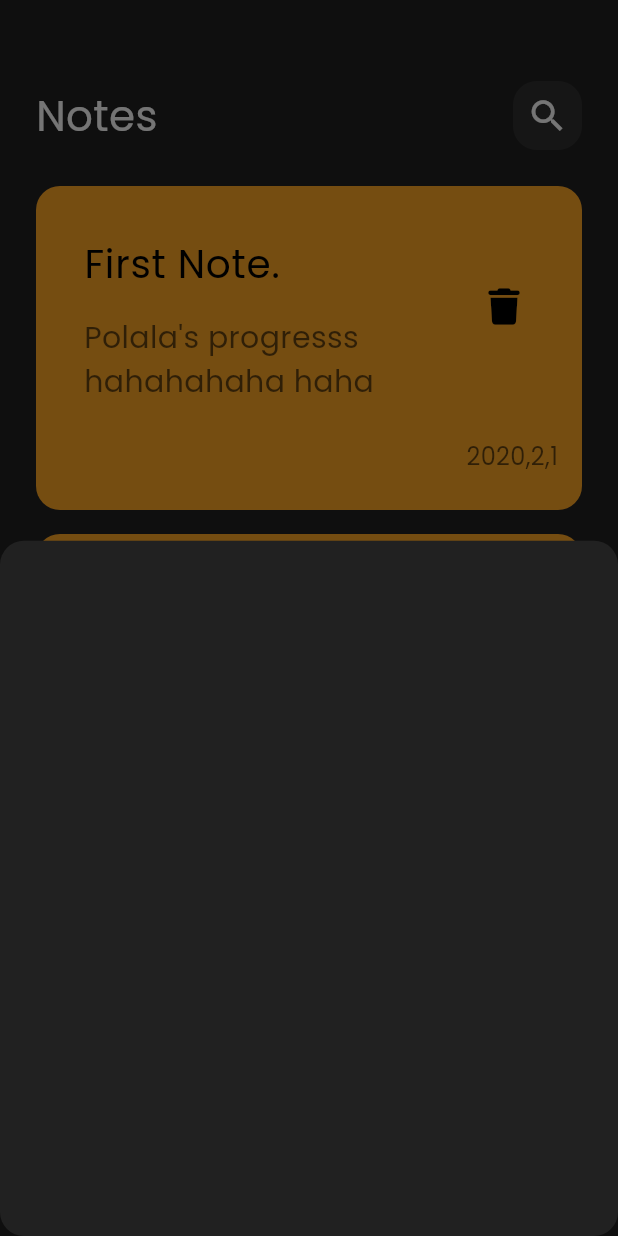
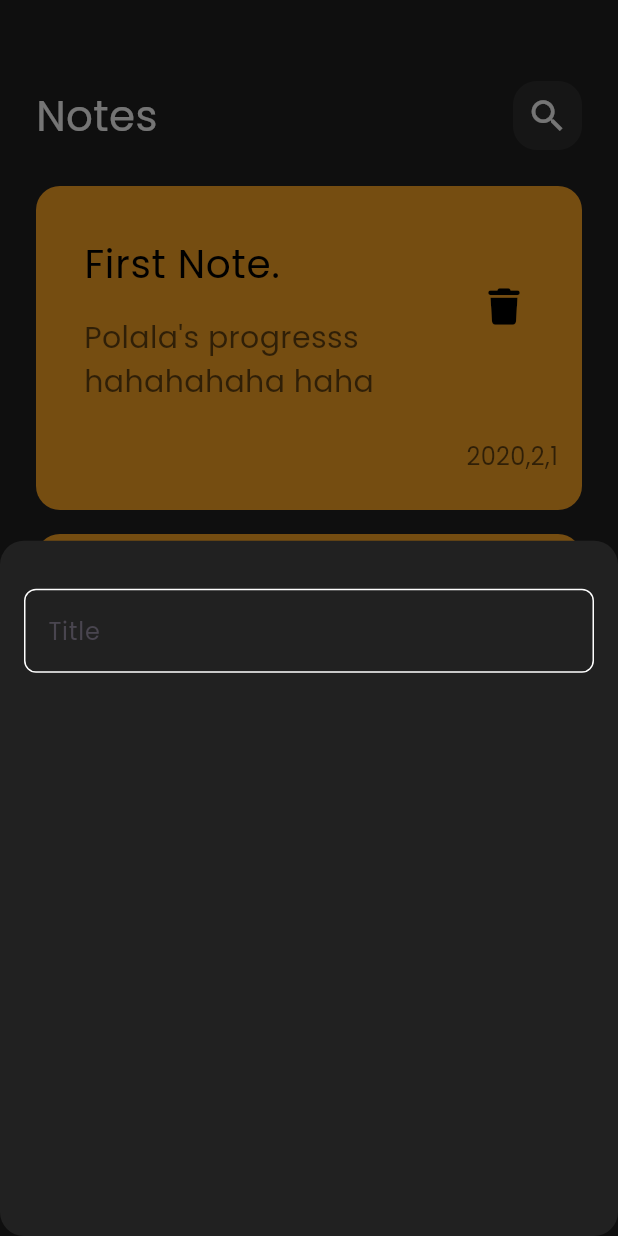
Before and after one commit to PolaAlaa/notes_app, a Flutter app: the screen it shows after launch, after a tap on the "add" icon, on a phone screen of 412 x 824 dp. Run offline on Flutter 3.47's test engine with Material 3 defaults, Android fonts, the phone set to English and light mode, and no system bars; our stand-ins replace font_awesome_flutter.

Commit message:
create custom text field add constant color

```diff
--- a/lib/Views/note_view.dart
+++ b/lib/Views/note_view.dart
@@ -11,7 +11,7 @@ class NoteView extends StatelessWidget {
     return Scaffold(
       floatingActionButton: FloatingActionButton(
         onPressed: () {},
-        backgroundColor: const Color.fromARGB(255, 62, 183, 239),
+        backgroundColor: const Color(0xff62fcd7),
         child: IconButton(
           onPressed: () {
             showModalBottomSheet(
@@ -20,7 +20,9 @@ class NoteView extends StatelessWidget {
                     borderRadius: BorderRadius.circular(16)),
                 context: context,
                 builder: (context) {
-                  return const AddNoteBottomSheet();
+                  return const AddNoteBottomSheet(
+                    title: "Title",
+                  );
                 });
           },
           icon: const Icon(
--- a/lib/Views/widgets/add_Note_Bottom_Sheet.dart
+++ b/lib/Views/widgets/add_Note_Bottom_Sheet.dart
@@ -1,12 +1,23 @@
 import 'package:flutter/material.dart';
+import 'package:note_app/Views/widgets/custom_Text_Field.dart';
 
 class AddNoteBottomSheet extends StatelessWidget {
   const AddNoteBottomSheet({
     super.key,
+    required this.title,
   });
+
+  final String? title;
 
   @override
   Widget build(BuildContext context) {
-    return Container();
+    return Padding(
+      padding: const EdgeInsets.symmetric(horizontal: 16, vertical: 32),
+      child: Column(
+        children: [
+          CustomTextField(title: title),
+        ],
+      ),
+    );
   }
 }
--- /dev/null
+++ b/lib/Views/widgets/custom_Text_Field.dart
@@ -0,0 +1,32 @@
+import 'package:flutter/material.dart';
+import 'package:note_app/constants.dart';
+
+class CustomTextField extends StatelessWidget {
+  const CustomTextField({
+    super.key,
+    required this.title,
+  });
+
+  final String? title;
+
+  @override
+  Widget build(BuildContext context) {
+    return TextField(
+        style: const TextStyle(
+          color: KPrimaryTextColor,
+        ),
+        cursorColor: KPrimaryTextColor,
+        decoration: InputDecoration(
+          hintText: title,
+          border: biuldBorder(),
+          enabledBorder: biuldBorder(),
+          focusedBorder: biuldBorder(KPrimaryTextColor),
+        ));
+  }
+
+  OutlineInputBorder biuldBorder([color]) {
+    return OutlineInputBorder(
+        borderRadius: BorderRadius.circular(8),
+        borderSide: BorderSide(color: color ?? Colors.white));
+  }
+}
--- /dev/null
+++ b/lib/constants.dart
@@ -0,0 +1,3 @@
+import 'package:flutter/material.dart';
+
+const KPrimaryTextColor = Color(0xff62fcd7);
```
